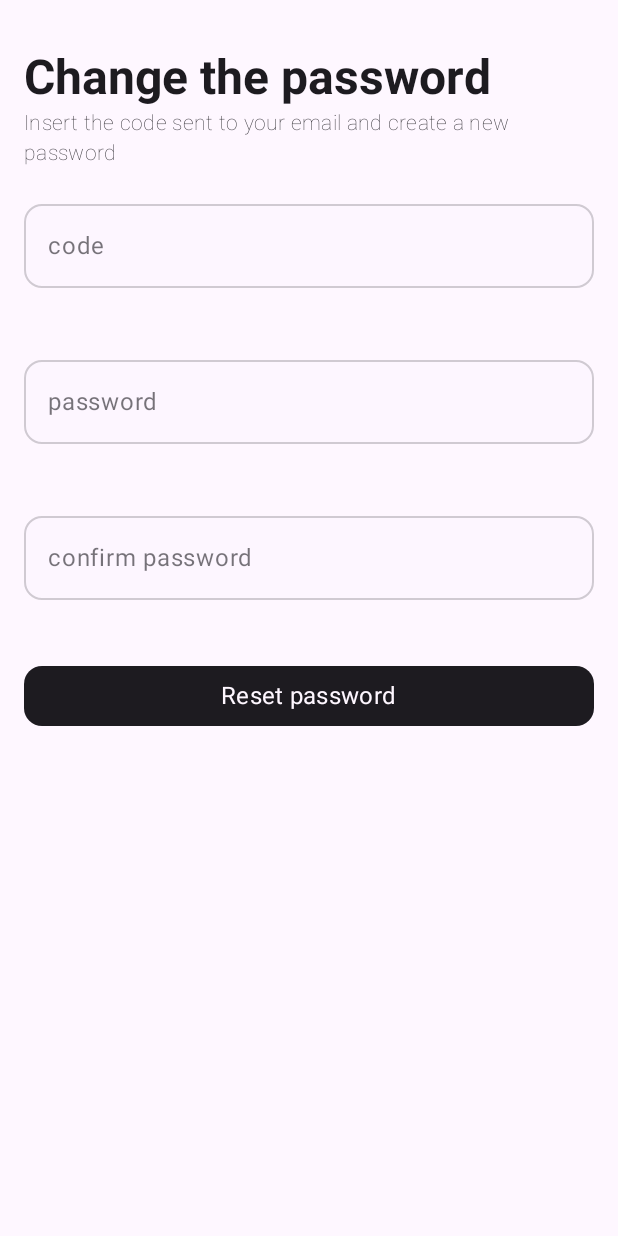
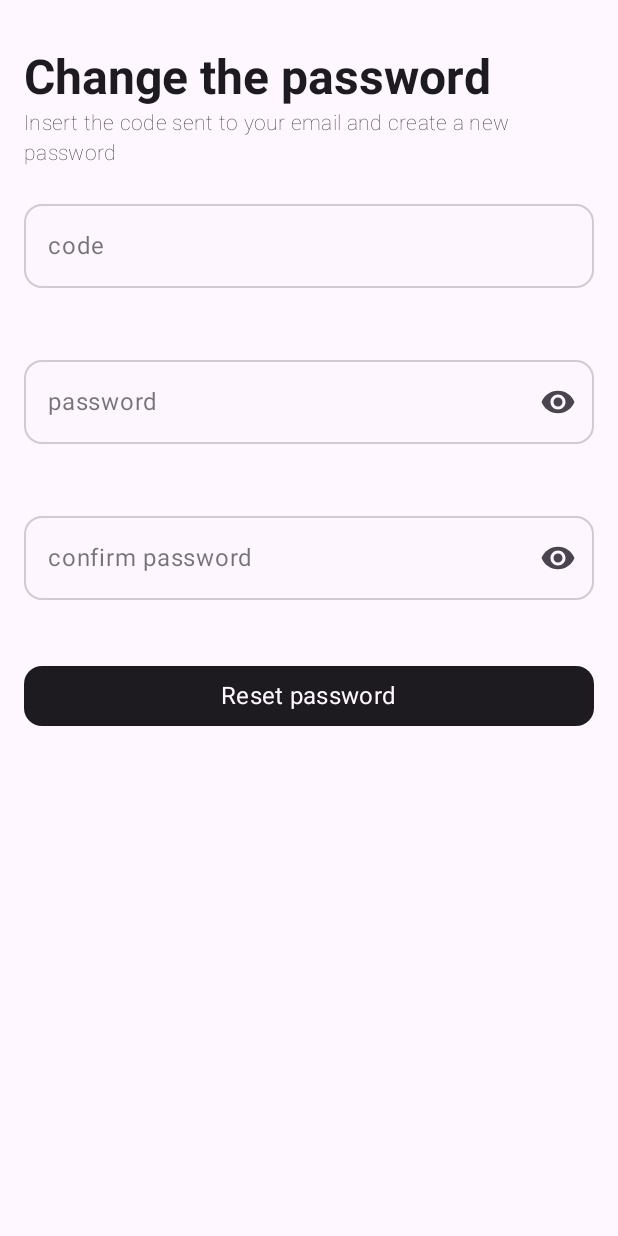
Before and after one commit to Portfolio-Orel/Samples, an Android app built with Jetpack Compose: the ForgotPasswordScreen screen opened through its navigation route, after a tap on "Reset password", on a phone screen of 412 x 824 dp. Run offline under Robolectric (Android 15) with nearby library versions, the phone set to English and light mode, and no system bars; our stand-ins replace Dagger/Hilt's generated code, accompanist.

Commit message:
- Add password inputs

```diff
--- a/app/src/main/java/com/orels/samples/login/presentation/components/AuthenticationInput.kt
+++ b/app/src/main/java/com/orels/samples/login/presentation/components/AuthenticationInput.kt
@@ -7,13 +7,16 @@ import androidx.compose.foundation.text.KeyboardActions
 import androidx.compose.foundation.text.KeyboardOptions
 import androidx.compose.material3.*
 import androidx.compose.runtime.*
+import androidx.compose.runtime.saveable.rememberSaveable
 import androidx.compose.ui.Modifier
 import androidx.compose.ui.draw.drawBehind
 import androidx.compose.ui.graphics.Color
+import androidx.compose.ui.res.painterResource
+import androidx.compose.ui.res.stringResource
 import androidx.compose.ui.text.input.KeyboardType
 import androidx.compose.ui.text.input.PasswordVisualTransformation
-import androidx.compose.ui.unit.Dp
-import androidx.compose.ui.unit.dp
+import androidx.compose.ui.text.input.VisualTransformation
+import com.orels.samples.R
 
 @OptIn(ExperimentalMaterial3Api::class)
 @Composable
@@ -24,13 +27,14 @@ fun AuthenticationInput(
     maxLines: Int = 1,
     minLines: Int = 1,
     value: String = "",
-    paddingLeadingIconEnd: Dp = 0.dp,
-    paddingTrailingIconStart: Dp = 0.dp,
     leadingIcon: (@Composable () -> Unit)? = null,
     trailingIcon: (@Composable () -> Unit)? = null,
     onDone: KeyboardActionScope.() -> Unit = {},
+    isPassword: Boolean = false,
 ) {
     var text by remember { mutableStateOf(value) }
+    val passwordVisible = rememberSaveable { mutableStateOf(false) }
+
     Row(modifier = modifier) {
         OutlinedTextField(
             modifier = Modifier
@@ -43,11 +47,15 @@ fun AuthenticationInput(
                 },
             value = text,
             onValueChange = {
-                val value = it.stripSpacesTabsAndNewLines()
-                text = value
-                onValueChange(it)
+                val strippedText = it.stripSpacesTabsAndNewLines()
+                text = strippedText
+                onValueChange(strippedText)
             },
             keyboardActions = KeyboardActions(onDone = onDone),
+            visualTransformation = if (isPassword && !passwordVisible.value) PasswordVisualTransformation() else VisualTransformation.None,
+            keyboardOptions = if (isPassword) KeyboardOptions(keyboardType = KeyboardType.Password) else KeyboardOptions(
+                keyboardType = KeyboardType.Text
+            ),
             placeholder = {
                 Text(
                     text = placeholder,
@@ -68,32 +76,33 @@ fun AuthenticationInput(
                 focusedLabelColor = MaterialTheme.colorScheme.onBackground.copy(alpha = 0.5f),
             ),
             leadingIcon = leadingIcon,
-            trailingIcon = trailingIcon,
+            trailingIcon = {
+                if (isPassword) {
+                    PasswordIcon(
+                        passwordVisible = passwordVisible.value,
+                        onClick = { passwordVisible.value = !passwordVisible.value })
+                } else {
+                    trailingIcon?.invoke()
+                }
+            },
         )
     }
 }
 
+@Composable
+private fun PasswordIcon(
+    passwordVisible: Boolean,
+    onClick: () -> Unit,
+) {
+    val image = if (passwordVisible)
+        painterResource(id = R.drawable.ic_visibility_off_24)
+    else painterResource(id = R.drawable.ic_visibility_24)
+    val description =
+        if (passwordVisible) stringResource(R.string.hide_password) else stringResource(R.string.show_password)
 
-@OptIn(ExperimentalMaterial3Api::class)
-@Composable
-fun PasswordInput(
-    onValueChange: (String) -> Unit,
-    placeholder: String,
-    defaultValue: String,
-) {
-    var password by remember { mutableStateOf(defaultValue) }
-
-    TextField(
-        value = password,
-        onValueChange = {
-            val value = it.stripSpacesTabsAndNewLines()
-            password = value
-            onValueChange(value)
-        },
-        label = { Text(placeholder) },
-        visualTransformation = PasswordVisualTransformation(),
-        keyboardOptions = KeyboardOptions(keyboardType = KeyboardType.Password)
-    )
+    IconButton(onClick = onClick) {
+        Icon(painter = image, description)
+    }
 }
 
 private fun String.stripSpacesTabsAndNewLines(): String =
--- a/app/src/main/java/com/orels/samples/login/presentation/forgot_password/ForgotPasswordScreen.kt
+++ b/app/src/main/java/com/orels/samples/login/presentation/forgot_password/ForgotPasswordScreen.kt
@@ -136,8 +136,6 @@ fun ForgotPasswordContent(
                 .padding(horizontal = 16.dp, vertical = 24.dp),
             placeholder = stringResource(R.string.username),
             value = username,
-            paddingLeadingIconEnd = 10.dp,
-            paddingTrailingIconStart = 10.dp,
             onValueChange = { if (!isLoading) onUsernameChange(it) },
         )
         Button(
@@ -201,8 +199,6 @@ fun ResetPasswordContent(
                 .padding(horizontal = 16.dp, vertical = 24.dp),
             placeholder = stringResource(R.string.code),
             value = code,
-            paddingLeadingIconEnd = 10.dp,
-            paddingTrailingIconStart = 10.dp,
             onValueChange = { if (!isLoading) onCodeChange(it) }
         )
 
@@ -211,18 +207,16 @@ fun ResetPasswordContent(
                 .padding(horizontal = 16.dp, vertical = 24.dp),
             placeholder = stringResource(R.string.password),
             value = password,
-            paddingLeadingIconEnd = 10.dp,
-            paddingTrailingIconStart = 10.dp,
-            onValueChange = { if (!isLoading) onPasswordChange(it) }
+            onValueChange = { if (!isLoading) onPasswordChange(it) },
+            isPassword = true
         )
         AuthenticationInput(
             modifier = Modifier
                 .padding(horizontal = 16.dp, vertical = 24.dp),
             placeholder = stringResource(R.string.confirm_password),
             value = confirmPassword,
-            paddingLeadingIconEnd = 10.dp,
-            paddingTrailingIconStart = 10.dp,
-            onValueChange = { if (!isLoading) onConfirmPasswordChange(it) }
+            onValueChange = { if (!isLoading) onConfirmPasswordChange(it) },
+            isPassword = true
         )
         Button(
             modifier = Modifier
--- a/app/src/main/java/com/orels/samples/login/presentation/main/MainScreen.kt
+++ b/app/src/main/java/com/orels/samples/login/presentation/main/MainScreen.kt
@@ -43,8 +43,6 @@ fun MainScreen(
             modifier = Modifier
                 .padding(horizontal = 16.dp, vertical = 12.dp),
             placeholder = stringResource(R.string.username),
-            paddingLeadingIconEnd = 10.dp,
-            paddingTrailingIconStart = 10.dp,
             onValueChange = {}
         )
         AuthenticationInput(
@@ -52,9 +50,8 @@ fun MainScreen(
                 .fillMaxWidth()
                 .padding(horizontal = 16.dp, vertical = 12.dp),
             placeholder = stringResource(R.string.password),
-            paddingLeadingIconEnd = 10.dp,
-            paddingTrailingIconStart = 10.dp,
-            onValueChange = {}
+            onValueChange = {},
+            isPassword = true,
         )
         Text(
             modifier = Modifier
--- /dev/null
+++ b/app/src/main/res/drawable/ic_visibility_24.xml
@@ -0,0 +1,5 @@
+<vector android:height="24dp" android:tint="#000000"
+    android:viewportHeight="24" android:viewportWidth="24"
+    android:width="24dp" xmlns:android="http://schemas.android.com/apk/res/android">
+    <path android:fillColor="@android:color/white" android:pathData="M12,4.5C7,4.5 2.73,7.61 1,12c1.73,4.39 6,7.5 11,7.5s9.27,-3.11 11,-7.5c-1.73,-4.39 -6,-7.5 -11,-7.5zM12,17c-2.76,0 -5,-2.24 -5,-5s2.24,-5 5,-5 5,2.24 5,5 -2.24,5 -5,5zM12,9c-1.66,0 -3,1.34 -3,3s1.34,3 3,3 3,-1.34 3,-3 -1.34,-3 -3,-3z"/>
+</vector>
--- /dev/null
+++ b/app/src/main/res/drawable/ic_visibility_off_24.xml
@@ -0,0 +1,5 @@
+<vector android:height="24dp" android:tint="#000000"
+    android:viewportHeight="24" android:viewportWidth="24"
+    android:width="24dp" xmlns:android="http://schemas.android.com/apk/res/android">
+    <path android:fillColor="@android:color/white" android:pathData="M12,7c2.76,0 5,2.24 5,5 0,0.65 -0.13,1.26 -0.36,1.83l2.92,2.92c1.51,-1.26 2.7,-2.89 3.43,-4.75 -1.73,-4.39 -6,-7.5 -11,-7.5 -1.4,0 -2.74,0.25 -3.98,0.7l2.16,2.16C10.74,7.13 11.35,7 12,7zM2,4.27l2.28,2.28 0.46,0.46C3.08,8.3 1.78,10.02 1,12c1.73,4.39 6,7.5 11,7.5 1.55,0 3.03,-0.3 4.38,-0.84l0.42,0.42L19.73,22 21,20.73 3.27,3 2,4.27zM7.53,9.8l1.55,1.55c-0.05,0.21 -0.08,0.43 -0.08,0.65 0,1.66 1.34,3 3,3 0.22,0 0.44,-0.03 0.65,-0.08l1.55,1.55c-0.67,0.33 -1.41,0.53 -2.2,0.53 -2.76,0 -5,-2.24 -5,-5 0,-0.79 0.2,-1.53 0.53,-2.2zM11.84,9.02l3.15,3.15 0.02,-0.16c0,-1.66 -1.34,-3 -3,-3l-0.17,0.01z"/>
+</vector>
--- a/app/src/main/res/values/strings.xml
+++ b/app/src/main/res/values/strings.xml
@@ -42,4 +42,6 @@
     <string name="done_exclamation">Done!</string>
     <string name="your_password_has_been_changed">Your password has been changed</string>
     <string name="lets_go">Let\'s go</string>
+    <string name="hide_password">hide password</string>
+    <string name="show_password">show password</string>
 </resources>
```
